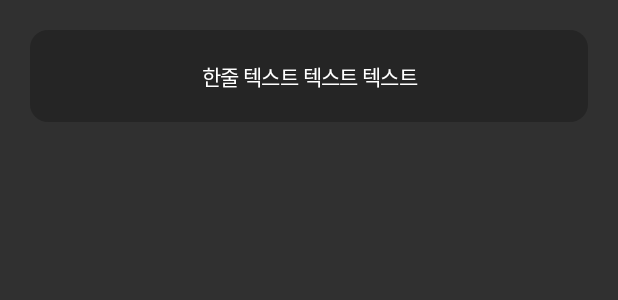
After one commit to yunjj21-GitHub/Sample, an Android app: the layout layout_toast.xml on its own in the app's theme, with its tools: preview values and no code run, on a phone screen of 412 x 824 dp. The commit adds this screen. Shown: the top 300 px of the screen. Run offline under Robolectric (Android 15) with nearby library versions, the phone set to English and light mode, and no system bars.

Commit message:
백 버튼 이벤트 추가, 커스텀 토스트 메시지 적용

```diff
--- a/app/src/main/java/com/yunjung/sample/navigation/Navigation.kt
+++ b/app/src/main/java/com/yunjung/sample/navigation/Navigation.kt
@@ -9,6 +9,7 @@ import androidx.navigation.fragment.fragment
 import com.yunjung.sample.R
 import com.yunjung.sample.presentation.login.LoginFragment
 import com.yunjung.sample.presentation.splash.SplashFragment
+import com.yunjung.sample.util.Logger
 
 object Navigation {
     private lateinit var activity: FragmentActivity
@@ -46,6 +47,8 @@ object Navigation {
     fun navigate(navDest: String){
         navController.navigate(navDest)
     }
+
+    fun getLastFragment() = navHostFragment.childFragmentManager.fragments.get(0)
 }
 
 object NavDest{
--- /dev/null
+++ b/app/src/main/res/drawable/bg_toast.xml
@@ -0,0 +1,6 @@
+<?xml version="1.0" encoding="utf-8"?>
+<shape xmlns:android="http://schemas.android.com/apk/res/android"
+    android:shape="rectangle">
+    <solid android:color="#B3222222"/>
+    <corners android:radius="12dp"/>
+</shape>
--- /dev/null
+++ b/app/src/main/res/layout/layout_toast.xml
@@ -0,0 +1,40 @@
+<?xml version="1.0" encoding="utf-8"?>
+<layout xmlns:tools="http://schemas.android.com/tools"
+    xmlns:app="http://schemas.android.com/apk/res-auto"
+    xmlns:android="http://schemas.android.com/apk/res/android">
+
+    <data/>
+
+    <androidx.constraintlayout.widget.ConstraintLayout
+        android:layout_width="match_parent"
+        android:layout_height="wrap_content"
+        android:background="@color/transparent"
+        android:padding="20dp">
+
+        <androidx.constraintlayout.widget.ConstraintLayout
+            android:layout_width="match_parent"
+            android:layout_height="wrap_content"
+            android:background="@drawable/bg_toast"
+            app:layout_constraintTop_toTopOf="parent"
+            tools:layout_editor_absoluteX="20dp">
+
+            <TextView
+                android:id="@+id/message"
+                style="@style/TXT_TOAST"
+                android:layout_width="match_parent"
+                android:layout_height="wrap_content"
+                app:layout_constraintBottom_toBottomOf="parent"
+                app:layout_constraintEnd_toEndOf="parent"
+                app:layout_constraintStart_toStartOf="parent"
+                app:layout_constraintTop_toTopOf="parent"
+                android:gravity="center"
+                android:layout_marginStart="20dp"
+                android:layout_marginTop="20dp"
+                android:layout_marginEnd="20dp"
+                android:layout_marginBottom="20dp"
+                tools:text="한줄 텍스트 텍스트 텍스트" />
+
+        </androidx.constraintlayout.widget.ConstraintLayout>
+
+    </androidx.constraintlayout.widget.ConstraintLayout>
+</layout>
--- a/app/src/main/res/values/strings.xml
+++ b/app/src/main/res/values/strings.xml
@@ -1,3 +1,6 @@
 <resources>
     <string name="app_name">Sample</string>
+
+    <!-- BackButton -->
+    <string name="back_button_pressed_message">\'뒤로\'버튼을 한번 더 누르면 종료됩니다.</string>
 </resources>
--- /dev/null
+++ b/app/src/main/res/values/styles.xml
@@ -0,0 +1,10 @@
+<?xml version="1.0" encoding="utf-8"?>
+<resources>
+    <style name="TXT_TOAST">
+        <item name="android:fontFamily">@font/seoul_namsan_m</item>
+        <item name="android:textColor">@color/white</item>
+        <item name="android:letterSpacing">-0.03</item>
+        <item name="android:textSize">14dp</item>
+        <item name="android:lineSpacingExtra">4dp</item>
+    </style>
+</resources>
```
Also changed, not shown: app/src/main/java/com/yunjung/sample/presentation/main/MainActivity.kt (+35 -0 lines), app/src/main/java/com/yunjung/sample/util/extension/ActivityExt.kt (+16 -0 lines), 4 other files.
